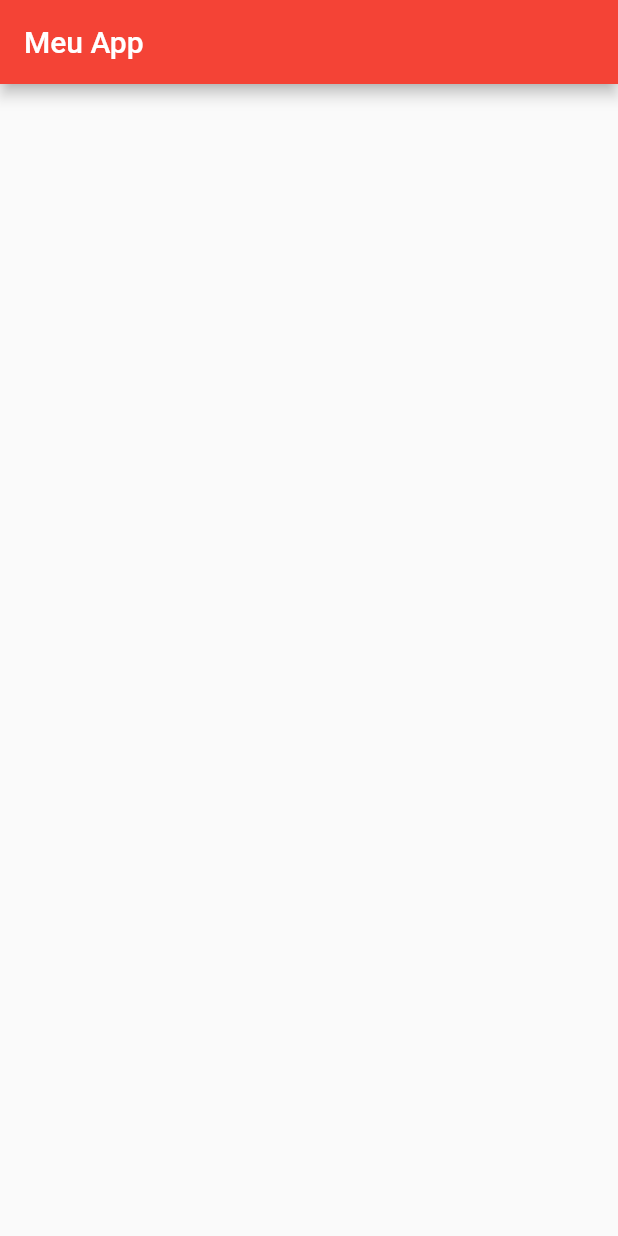
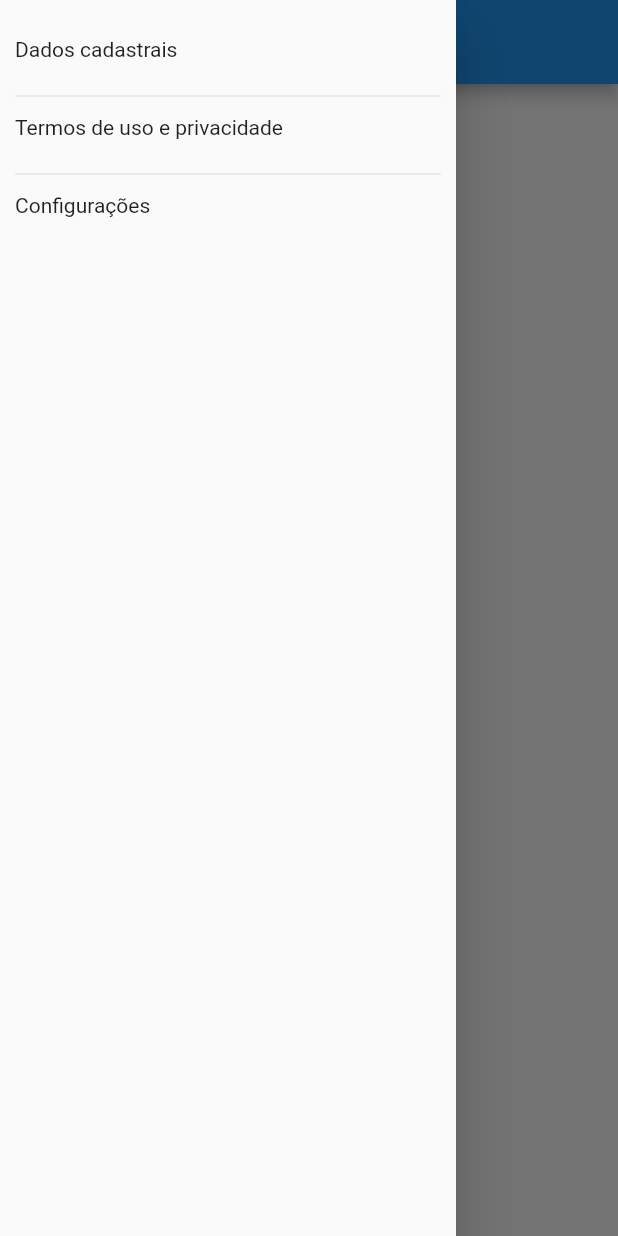
Before and after one commit to Fefefx/trilha-flutter, a Flutter app: the MainPage screen opened directly, with the side drawer open (before the commit the screen has no drawer), on a phone screen of 412 x 824 dp. Run offline on Flutter 3.47's test engine with Material 2 defaults, Android fonts, the phone set to English and light mode, and no system bars; our stand-ins replace google_fonts; network calls fail.

Commit message:
feat(page): main and registration page

```diff
--- a/lib/my_app.dart
+++ b/lib/my_app.dart
@@ -13,7 +13,7 @@ class MyApp extends StatelessWidget {
       debugShowCheckedModeBanner: false,
       home: const LoginPage(),
       theme: ThemeData(
-          primarySwatch: Colors.red, textTheme: GoogleFonts.robotoTextTheme()),
+          primarySwatch: Colors.blue, textTheme: GoogleFonts.robotoTextTheme()),
     );
   }
 }
--- a/lib/pages/login_page.dart
+++ b/lib/pages/login_page.dart
@@ -1,5 +1,5 @@
 import 'package:flutter/material.dart';
-import 'package:trilhaapp/pages/mian_page.dart';
+import 'package:trilhaapp/pages/main_page.dart';
 
 class LoginPage extends StatefulWidget {
   const LoginPage({super.key});
--- /dev/null
+++ b/lib/pages/main_page.dart
@@ -0,0 +1,68 @@
+import 'package:flutter/material.dart';
+import 'package:trilhaapp/pages/registration_data.dart';
+
+class MainPage extends StatefulWidget {
+  const MainPage({super.key});
+
+  @override
+  State<MainPage> createState() => _MainPageState();
+}
+
+class _MainPageState extends State<MainPage> {
+  @override
+  Widget build(BuildContext context) {
+    return SafeArea(
+      child: Scaffold(
+        appBar: AppBar(
+          title: const Text('Main Page'),
+        ),
+        drawer: Drawer(
+          child: Padding(
+            padding: const EdgeInsets.symmetric(vertical: 20, horizontal: 10),
+            child: Column(
+              crossAxisAlignment: CrossAxisAlignment.start,
+              children: [
+                InkWell(
+                    onTap: () {
+                      Navigator.pop(context);
+
+                      Navigator.push(
+                          context,
+                          MaterialPageRoute(
+                              builder: (context) => const RegistrationData(
+                                    text: "Meus Dados",
+                                    data: ["Nome", "Endereço"],
+                                  )));
+                    },
+                    child: Container(
+                        width: double.infinity,
+                        padding: const EdgeInsets.symmetric(vertical: 5),
+                        child: const Text('Dados cadastrais'))),
+                const SizedBox(
+                  height: 10,
+                ),
+                const Divider(),
+                InkWell(
+                    onTap: () {},
+                    child: Container(
+                        width: double.infinity,
+                        padding: const EdgeInsets.symmetric(vertical: 5),
+                        child: const Text('Termos de uso e privacidade'))),
+                const SizedBox(
+                  height: 10,
+                ),
+                const Divider(),
+                InkWell(
+                    onTap: () {},
+                    child: Container(
+                        width: double.infinity,
+                        padding: const EdgeInsets.symmetric(vertical: 5),
+                        child: const Text('Configurações'))),
+              ],
+            ),
+          ),
+        ),
+      ),
+    );
+  }
+}
--- a/lib/pages/mian_page.dart
+++ /dev/null
@@ -1,19 +0,0 @@
-import 'package:flutter/material.dart';
-
-class MainPage extends StatefulWidget {
-  const MainPage({super.key});
-
-  @override
-  State<MainPage> createState() => _MainPageState();
-}
-
-class _MainPageState extends State<MainPage> {
-  @override
-  Widget build(BuildContext context) {
-    return Scaffold(
-      appBar: AppBar(
-        title: const Text('Meu App'),
-      ),
-    );
-  }
-}
```
Also changed, not shown: lib/pages/registration_data.dart (added, +19 -0 lines), 1 other file.
